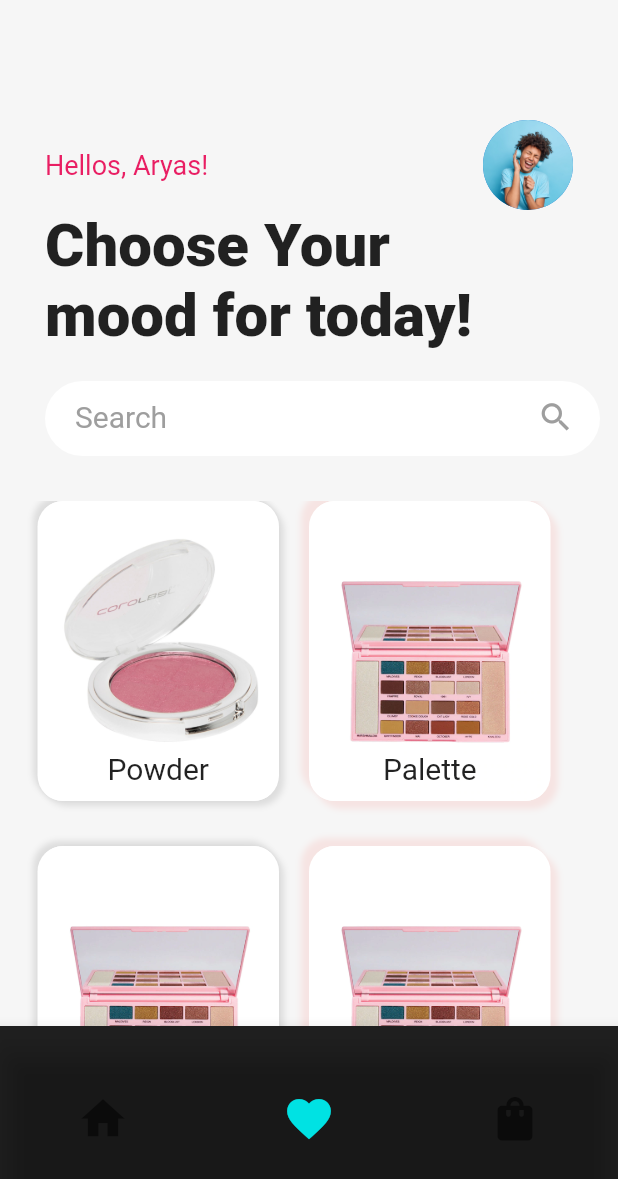
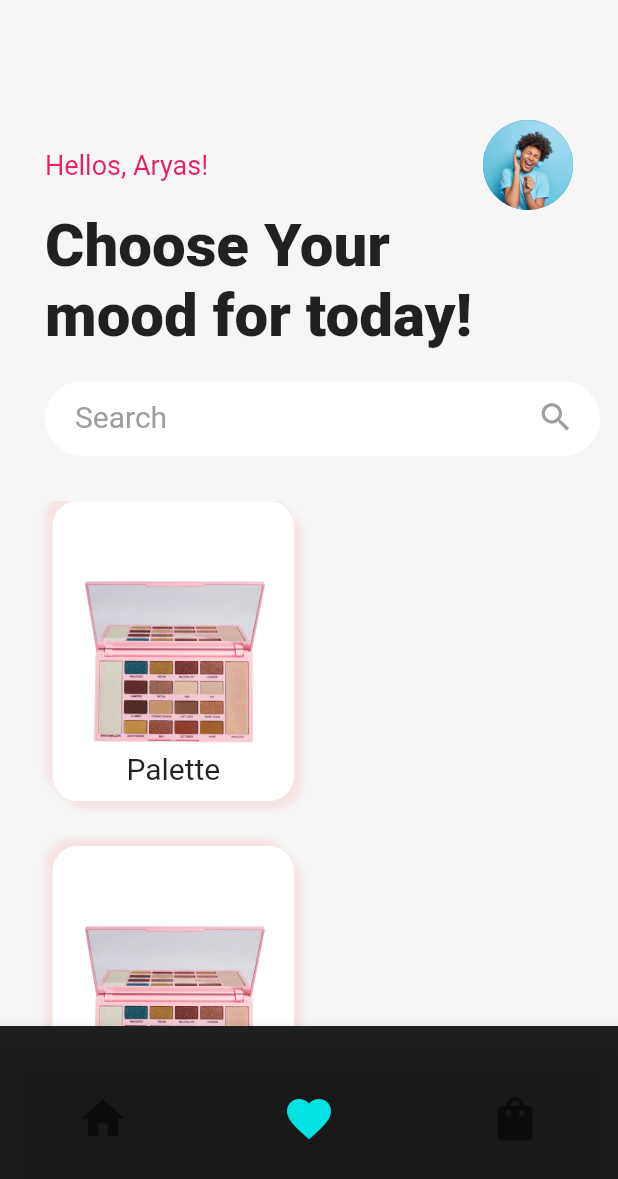
Before and after one commit to naveensinghp/flutter_eshop, a Flutter app: the MyStatefulWidget screen opened directly, item 2 of the bottom bar chosen, on a phone screen of 412 x 824 dp. Shown: the top 1179 px of the screen. Run offline on Flutter 3.47's test engine with Material 2 defaults, Android fonts, the phone set to English and light mode, and no system bars.

Commit message:
no message

```diff
--- a/lib/secondpage.dart
+++ b/lib/secondpage.dart
@@ -170,44 +170,45 @@ List productData = [];
                   int b = 2 * i + 1;
                   return Row(
                     children: <Widget>[
-                     Container(
-                       height: 200,
-                       width: (MediaQuery.of(context).size.width-90)/2,
-                       margin: const EdgeInsets.only(left: 10,bottom: 30),
-                       padding: const EdgeInsets.only(bottom: 10),
-                       decoration: BoxDecoration(
-                         color: Colors.white,
-                         borderRadius: BorderRadius.circular(17),
-                         image: DecorationImage(
-                            image: AssetImage(
-                              productData[a]['img']
-                            )
-                         ),
-                         boxShadow: [
-                           BoxShadow (
-                             blurRadius: 3,
-                             offset: const Offset(3,3),
-                             color: Colors.black.withOpacity(0.1)
-                            ),
-                            BoxShadow (
-                             blurRadius: 3,
-                             offset: const Offset(-3,-3),
-                             color: Colors.black.withOpacity(0.1)
-                            )
-                         ]
-                       ),
-                       child: Center(
-                         child: Align(
-                           alignment: Alignment.bottomCenter,
-                           child: Text(
-                          productData[a]['name'],
-                           style: const TextStyle(
-                             fontSize: 20
-                           ),
-                        ),
-                         )
-                       ),
-                     ),
+                    //  Container(
+                    //    height: 200,
+                    //    width: (MediaQuery.of(context).size.width-90)/2,
+                    //    margin: const EdgeInsets.only(left: 10,bottom: 30),
+                    //    padding: const EdgeInsets.only(bottom: 10),
+                    //    decoration: BoxDecoration(
+                    //      color: Colors.red,
+                    //      borderRadius: BorderRadius.circular(17),
+                    //      image: DecorationImage(
+                    //         image: AssetImage(
+                    //           productData[a]['img']
+                    //         )
+                    //      ),
+                    //      boxShadow: [
+                    //        BoxShadow (
+                    //          blurRadius: 3,
+                    //          offset: const Offset(3,3),
+                    //          color: Colors.black.withOpacity(0.1)
+                    //         ),
+                    //         BoxShadow (
+                    //          blurRadius: 3,
+                    //          offset: const Offset(-3,-3),
+                    //          color: Colors.black.withOpacity(0.1)
+                    //         )
+                    //      ]
+                    //    ),
+                    //    child: Center(
+                    //      child: Align(
+                    //        alignment: Alignment.bottomLeft,
+                    //        child: Text(
+                    //       productData[a]['name'],
+                    //        style: const TextStyle(
+                    //          fontSize: 20
+                    //        ),
+                    //     ),
+                    //      )
+                    //    ),
+                    //  ),
+
                      //second Flag
                      Container(
                        height: 200,
```
Also changed, not shown: assets/image/Screenshot 2021-11-26 at 3.48.02 PM.png (added).
